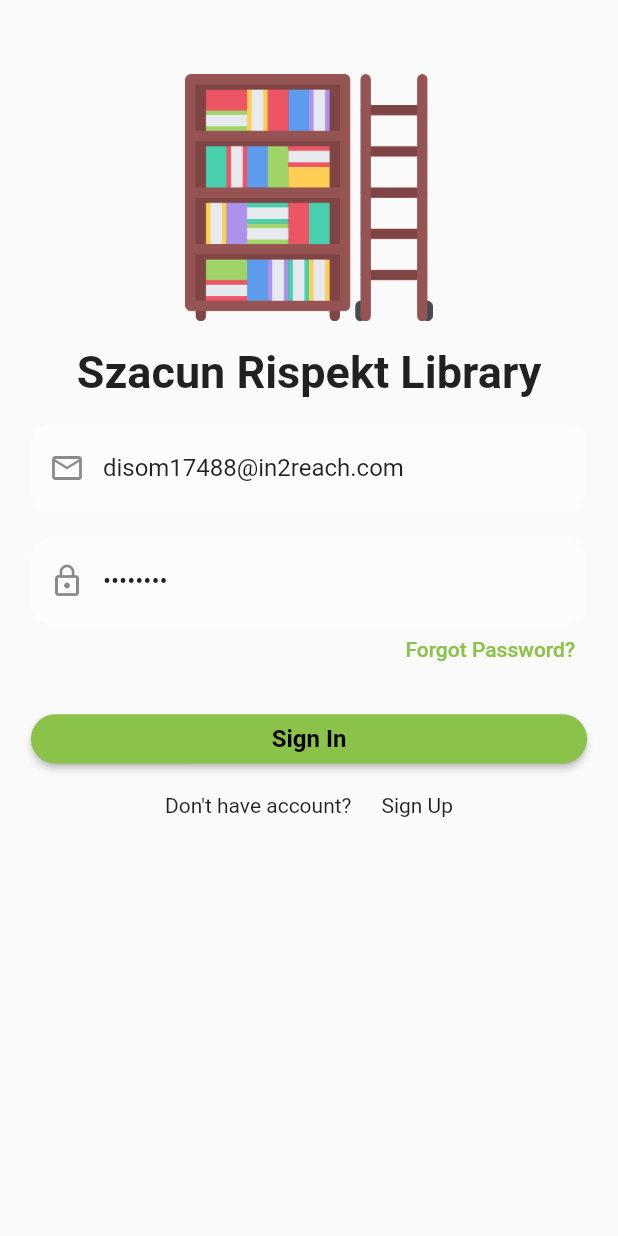
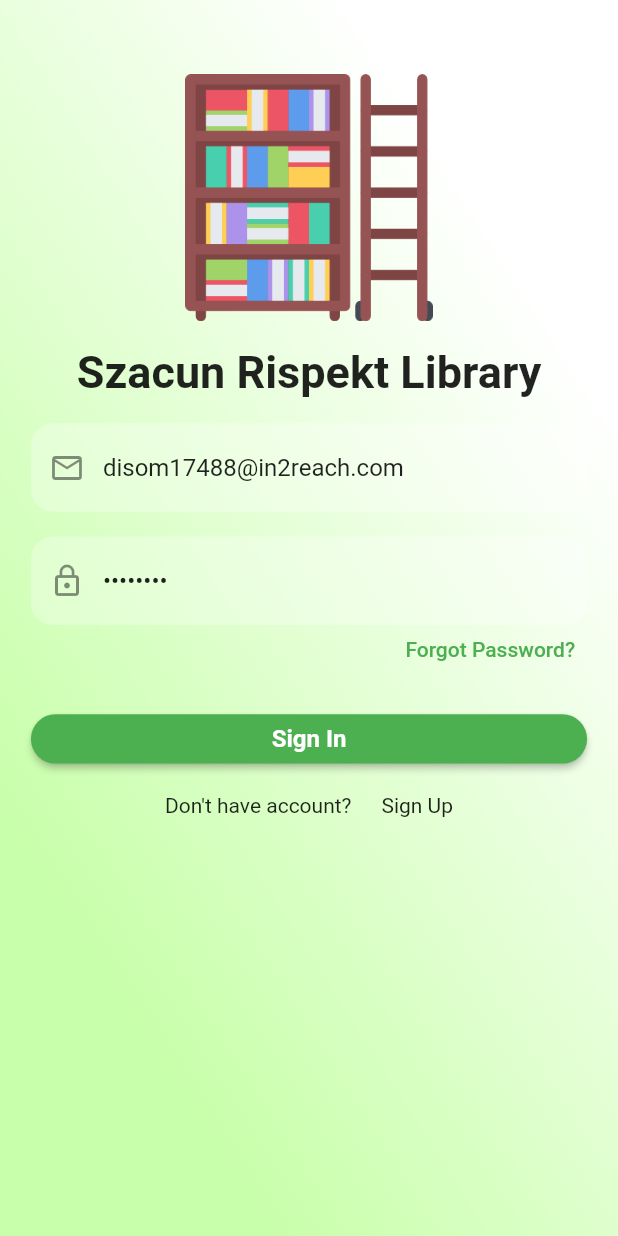
Before and after one commit to Jkm07/BookApp, a Flutter app: the screen it shows after launch, on a phone screen of 412 x 824 dp. Run offline on Flutter 3.47's test engine with Material 2 defaults, Android fonts, the phone set to English and light mode, and no system bars; our stand-ins replace carousel_slider, cloud_firestore, firebase_auth, firebase_core, firebase_storage, freezed_annotation and 3 more; accounts and stored records are empty.

Commit message:
Add gradient background

```diff
--- a/Client/lib/main.dart
+++ b/Client/lib/main.dart
@@ -26,8 +26,9 @@ class MyApp extends StatelessWidget {
     return MaterialApp(
       theme: ThemeData(
         textTheme: Typography.blackRedwoodCity,
+        scaffoldBackgroundColor: Colors.transparent,
         colorScheme: ColorScheme.fromSwatch(
-          primarySwatch: Colors.lightGreen,
+          primarySwatch: Colors.green,
           errorColor: Colors.red,
           backgroundColor: Colors.white,
           accentColor: Colors.black,
--- a/Client/lib/screens/home_screen.dart
+++ b/Client/lib/screens/home/home_screen.dart
@@ -1,10 +1,11 @@
 import 'package:client/screens/accountScreen.dart';
+import 'package:client/screens/home/main_background.dart';
 import 'package:client/screens/loginScreen.dart';
 import 'package:client/screens/searchScreen.dart';
 import 'package:flutter/foundation.dart';
 import 'package:flutter/material.dart';
 import 'package:google_nav_bar/google_nav_bar.dart';
-import 'addScreen.dart';
+import '../addScreen.dart';
 
 class MyHomePage extends StatefulWidget {
   const MyHomePage({
@@ -15,8 +16,7 @@ class MyHomePage extends StatefulWidget {
   State<MyHomePage> createState() => _MyHomePageState();
 }
 
-class _MyHomePageState extends State<MyHomePage> {
-
+class _MyHomePageState extends State<MyHomePage> with TickerProviderStateMixin {
   final List<Widget> _pages = [
     const BookCreator(),
     const SearchScreen(),
@@ -34,12 +34,10 @@ class _MyHomePageState extends State<MyHomePage> {
 
   @override
   Widget build(BuildContext context) {
-
     final paddingHorizontal =
         kIsWeb ? MediaQuery.of(context).size.width / 5 : 0.0;
 
     return Scaffold(
-
         appBar: AppBar(
           leading: GestureDetector(
             child: const Icon(
@@ -48,7 +46,6 @@ class _MyHomePageState extends State<MyHomePage> {
           ),
           title: const Text("Szacun Rispekt"),
         ),
-
         bottomNavigationBar: Container(
           color: Theme.of(context).colorScheme.secondary,
           padding:
@@ -66,7 +63,6 @@ class _MyHomePageState extends State<MyHomePage> {
                 GButton(icon: Icons.person, text: "Ustawienia"),
               ]),
         ),
-
-        body: _pages[_currentPage]);
+        body: MainBackground(child: _pages[_currentPage]));
   }
 }
--- /dev/null
+++ b/Client/lib/screens/home/main_background.dart
@@ -0,0 +1,94 @@
+import 'package:flutter/material.dart';
+
+class MainBackground extends StatefulWidget {
+  const MainBackground({super.key, required this.child});
+
+  final Widget child;
+
+  @override
+  State<MainBackground> createState() => _MainBackground();
+}
+
+class _MainBackground extends State<MainBackground>
+    with SingleTickerProviderStateMixin {
+  late AnimationController _controller;
+  late Animation<Alignment> _topAlignmentAnimation;
+  late Animation<Alignment> _bottomAlignmentAnimation;
+
+  @override
+  void initState() {
+    super.initState();
+
+    _controller =
+        AnimationController(vsync: this, duration: const Duration(seconds: 10));
+
+    _topAlignmentAnimation = TweenSequence<Alignment>(
+      [
+        TweenSequenceItem<Alignment>(
+            tween: Tween<Alignment>(
+                begin: Alignment.topLeft, end: Alignment.topRight),
+            weight: 1),
+        TweenSequenceItem<Alignment>(
+            tween: Tween<Alignment>(
+                begin: Alignment.topRight, end: Alignment.bottomRight),
+            weight: 2),
+        TweenSequenceItem<Alignment>(
+            tween: Tween<Alignment>(
+                begin: Alignment.bottomRight, end: Alignment.bottomLeft),
+            weight: 1),
+        TweenSequenceItem<Alignment>(
+            tween: Tween<Alignment>(
+                begin: Alignment.bottomLeft, end: Alignment.topLeft),
+            weight: 2),
+      ],
+    ).animate(_controller);
+
+    _bottomAlignmentAnimation = TweenSequence<Alignment>(
+      [
+        TweenSequenceItem<Alignment>(
+            tween: Tween<Alignment>(
+                begin: Alignment.bottomRight, end: Alignment.bottomLeft),
+            weight: 1),
+        TweenSequenceItem<Alignment>(
+            tween: Tween<Alignment>(
+                begin: Alignment.bottomLeft, end: Alignment.topLeft),
+            weight: 2),
+        TweenSequenceItem<Alignment>(
+            tween: Tween<Alignment>(
+                begin: Alignment.topLeft, end: Alignment.topRight),
+            weight: 1),
+        TweenSequenceItem<Alignment>(
+            tween: Tween<Alignment>(
+                begin: Alignment.topRight, end: Alignment.bottomRight),
+            weight: 2),
+      ],
+    ).animate(_controller);
+
+    _controller.repeat();
+  }
+
+  @override
+  Widget build(BuildContext context) {
+    return AnimatedBuilder(
+        animation: _controller,
+        builder: (context, _) {
+          return Container(
+            decoration: BoxDecoration(
+                gradient: LinearGradient(
+              colors: [
+                Theme.of(context)
+                    .colorScheme
+                    .primary
+                    .withGreen(255)
+                    .withBlue(170)
+                    .withRed(200),
+                Theme.of(context).colorScheme.background,
+              ],
+              begin: _topAlignmentAnimation.value,
+              end: _bottomAlignmentAnimation.value,
+            )),
+            child: widget.child,
+          );
+        });
+  }
+}
--- a/Client/lib/screens/loginScreen.dart
+++ b/Client/lib/screens/loginScreen.dart
@@ -1,4 +1,5 @@
-import 'package:client/screens/home_screen.dart';
+import 'package:client/screens/home/home_screen.dart';
+import 'package:client/screens/home/main_background.dart';
 import 'package:client/screens/resetPassword.dart';
 import 'package:client/screens/signupScreen.dart';
 import 'package:flutter/foundation.dart';
@@ -20,7 +21,8 @@ class _LoginScreenState extends State<LoginScreen> {
 
   @override
   Widget build(BuildContext context) {
-    return Scaffold(
+    return MainBackground(
+      child: Scaffold(
         body: Form(
           autovalidateMode: AutovalidateMode.onUserInteraction,
           key: formKey,
@@ -79,6 +81,7 @@ class _LoginScreenState extends State<LoginScreen> {
                 }),
                 signUpOption(context),
               ],
+            ),
           ),
         ),
       ),
--- a/Client/lib/screens/signupScreen.dart
+++ b/Client/lib/screens/signupScreen.dart
@@ -1,4 +1,4 @@
-import 'package:client/screens/home_screen.dart';
+import 'package:client/screens/home/home_screen.dart';
 import 'package:client/userModel/userLibrary.dart';
 import 'package:flutter/foundation.dart';
 import 'loginScreen.dart';
```
Lines whose indentation alone changed are shown as unchanged.
